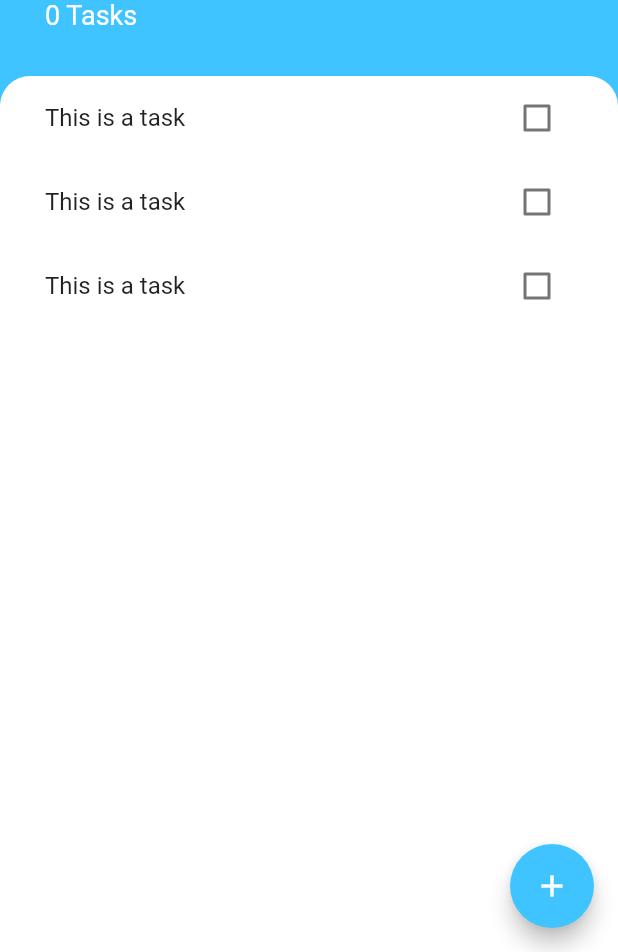
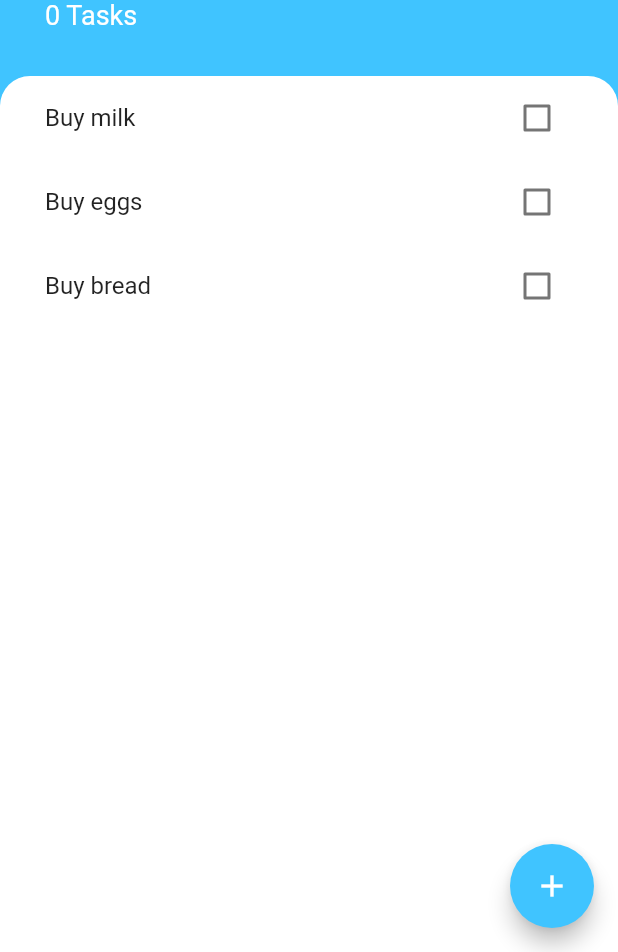
Before and after one commit to epanganiban/flutter-brew, a Flutter app: the screen it shows after launch, on a phone screen of 412 x 824 dp, the part 284-1236 px from its top. Run offline on Flutter 3.47's test engine with Material 2 defaults, Android fonts, the phone set to English and light mode, and no system bars; our stand-ins replace animated_text_kit, audioplayers, cloud_firestore, firebase_auth, firebase_core, flutter_dotenv and 6 more; accounts and stored records are empty.

Commit message:
Created task model and implemented ListView builder for task tiles

```diff
--- /dev/null
+++ b/13-todoey/lib/models/task.dart
@@ -0,0 +1,10 @@
+class Task {
+  final String? name;
+  bool isDone;
+
+  Task({this.name, this.isDone = false});
+
+  void toggleDone() {
+    isDone = !isDone;
+  }
+}
--- a/13-todoey/lib/widgets/task_checkbox.dart
+++ /dev/null
@@ -1,16 +0,0 @@
-import 'package:flutter/material.dart';
-
-class TaskCheckbox extends StatelessWidget {
-  final bool checkboxState;
-  final Function(bool?)? onChanged;
-
-  TaskCheckbox({required this.checkboxState, required this.onChanged});
-  @override
-  Widget build(BuildContext context) {
-    return Checkbox(
-      activeColor: Colors.lightBlueAccent,
-      value: checkboxState,
-      onChanged: onChanged,
-    );
-  }
-}
--- a/13-todoey/lib/widgets/task_tile.dart
+++ b/13-todoey/lib/widgets/task_tile.dart
@@ -1,32 +1,26 @@
 import 'package:flutter/material.dart';
 
-import 'package:todoey/widgets/task_checkbox.dart';
+class TaskTile extends StatelessWidget {
+  final String taskTitle;
+  final bool isChecked;
+  final Function(bool?)? onChanged;
 
-class TaskTile extends StatefulWidget {
-  @override
-  _TaskTileState createState() => _TaskTileState();
-}
-
-class _TaskTileState extends State<TaskTile> {
-  bool isChecked = false;
+  TaskTile(this.taskTitle, {required this.isChecked, required this.onChanged});
 
   @override
   Widget build(BuildContext context) {
     return ListTile(
       title: Text(
-        'This is a task',
+        taskTitle,
         style: TextStyle(
           decoration: isChecked ? TextDecoration.lineThrough : null,
         ),
       ),
-      trailing: TaskCheckbox(
-        checkboxState: isChecked,
-        onChanged: (newValue) {
-          setState(() {
-            isChecked = newValue!;
-          });
-        },
-      ),
+      trailing: Checkbox(
+        activeColor: Colors.lightBlueAccent,
+        value: isChecked,
+        onChanged: onChanged,
+      )
     );
   }
 }
--- a/13-todoey/lib/widgets/tasks_list.dart
+++ b/13-todoey/lib/widgets/tasks_list.dart
@@ -1,15 +1,34 @@
 import 'package:flutter/material.dart';
 import 'package:todoey/widgets/task_tile.dart';
+import 'package:todoey/models/task.dart';
 
-class TasksList extends StatelessWidget {
+class TasksList extends StatefulWidget {
+  @override
+  _TasksListState createState() => _TasksListState();
+}
+
+class _TasksListState extends State<TasksList> {
+  List<Task> tasks = [
+    Task(name: 'Buy milk'),
+    Task(name: 'Buy eggs'),
+    Task(name: 'Buy bread'),
+  ];
+
   @override
   Widget build(BuildContext context) {
-    return ListView(
-      children: [
-        TaskTile(),
-        TaskTile(),
-        TaskTile(),
-      ],
+    return ListView.builder(
+      itemBuilder: (context, index) {
+        return TaskTile(
+          tasks[index].name!,
+          isChecked: tasks[index].isDone,
+          onChanged: (newValue) {
+            setState(() {
+              tasks[index].isDone = newValue!;
+            });
+          },
+        );
+      },
+      itemCount: tasks.length,
     );
   }
 }
```
